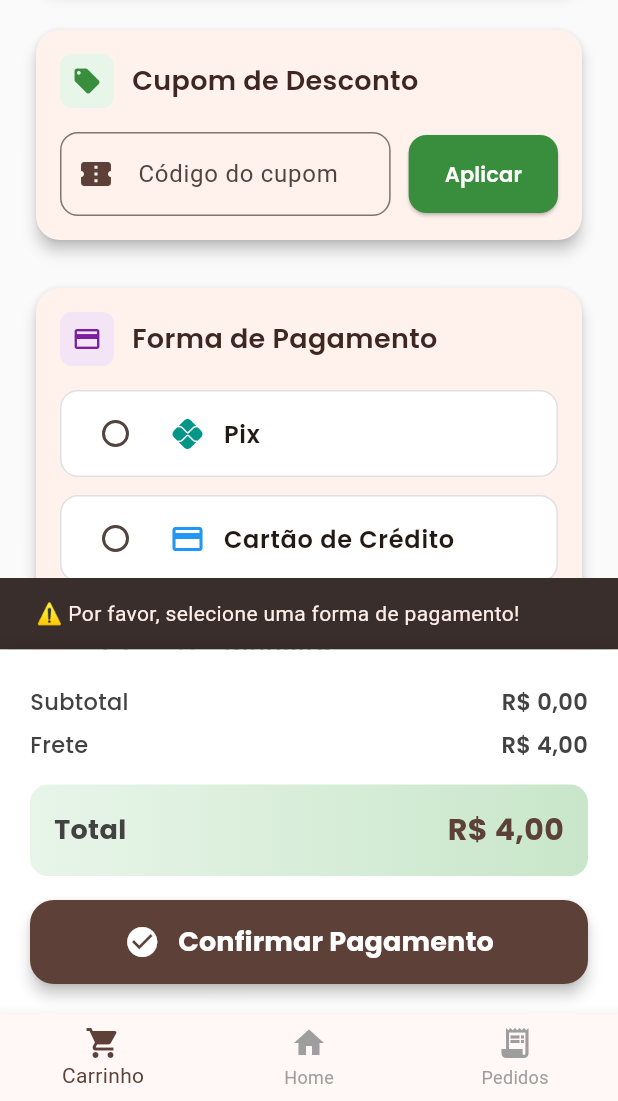
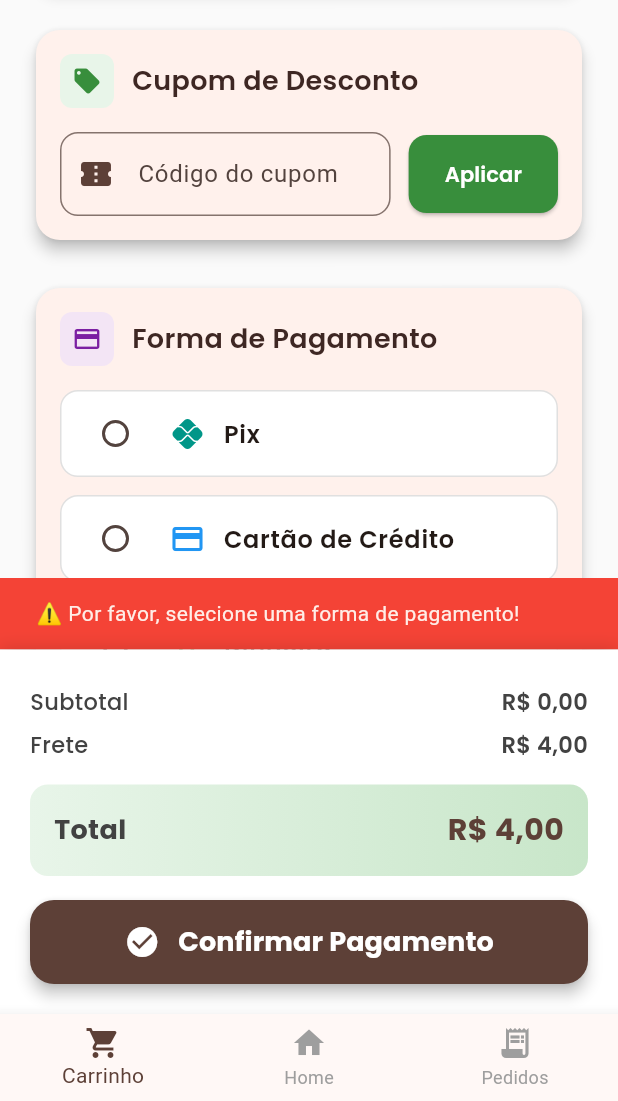
Before and after one commit to Johnny-DF26/Cafeteria, a Flutter app: the PaymentScreen screen opened by its route, scrolled down 576 dp, after a tap on "Confirmar Pagamento", on a phone screen of 412 x 824 dp, the part 135-1236 px from its top. Run offline on Flutter 3.47's test engine with Material 3 defaults, Android fonts, the phone set to English and light mode, and no system bars; our stand-ins replace flutter_masked_text2, google_fonts, mask_text_input_formatter, qr_flutter; network calls fail.

Commit message:
atualização visual

```diff
--- a/cafeteria/lib/screens/payment/payment_screen.dart
+++ b/cafeteria/lib/screens/payment/payment_screen.dart
@@ -355,7 +355,7 @@
         // Condiciona a escolher um pagamento
         if (selectedPayment == null) { // começa nulo
           ScaffoldMessenger.of(context).showSnackBar(
-            const SnackBar(content: Text("⚠️ Por favor, selecione uma forma de pagamento!")),
+            const SnackBar(content: Text("⚠️ Por favor, selecione uma forma de pagamento!"), backgroundColor: Colors.red,),
           );
           return; // impede continuar
         }
@@ -365,7 +365,7 @@
         //=====================================
         if (deliveryOption == null && deliveryOption != 'novo') { // começa nulo
           ScaffoldMessenger.of(context).showSnackBar(
-            const SnackBar(content: Text("⚠️ Por favor, selecione uma opção de entrega!")),
+            const SnackBar(content: Text("⚠️ Por favor, selecione uma opção de entrega!"), backgroundColor: Colors.red,),
           );
           return; // impede continuar
         }
@@ -377,7 +377,7 @@
         else if (deliveryOption == "cadastrado") {
           if (userAddresses.isEmpty) {
             ScaffoldMessenger.of(context).showSnackBar(
-              const SnackBar(content: Text("⚠️ Nenhum endereço cadastrado!")),
+              const SnackBar(content: Text("⚠️ Nenhum endereço cadastrado!"), backgroundColor: Colors.red,),
             );
             return; // Impede continuar
           }
@@ -388,7 +388,7 @@
         else if (deliveryOption == "novo") {
           if (newDeliveryAddressController.text.trim().isEmpty) {
             ScaffoldMessenger.of(context).showSnackBar(
-              const SnackBar(content: Text("Digite um novo endereço de entrega!")),
+              const SnackBar(content: Text("⚠️ Digite um novo endereço de entrega!"), backgroundColor: Colors.red,),
             );
             return;
           }
@@ -425,7 +425,23 @@
       cartItems.clear();
       Navigator.pushNamedAndRemoveUntil(context, Routes.order, (_) => false);
       ScaffoldMessenger.of(context).showSnackBar(
-        const SnackBar(content: Text("Pagamento confirmado e pedido gerado!"), backgroundColor: Colors.green,),
+        SnackBar(
+          content: Center(
+            child: Text(
+              "Pagamento confirmado e pedido gerado!",
+              style: GoogleFonts.poppins(
+                fontWeight: FontWeight.w600,
+                fontSize: 16,
+              ),
+            ),
+          ),
+          backgroundColor: Colors.green,
+          behavior: SnackBarBehavior.floating,
+          margin: const EdgeInsets.symmetric(horizontal: 20, vertical: 20),
+          shape: RoundedRectangleBorder(
+            borderRadius: BorderRadius.circular(12),
+          ),
+        ),
       );
     } else {
       ScaffoldMessenger.of(context).showSnackBar(
--- a/cafeteria/lib/screens/profile/person.dart
+++ b/cafeteria/lib/screens/profile/person.dart
@@ -168,7 +168,7 @@
                 children: [
                   Icon(Icons.check_circle, color: Colors.white),
                   SizedBox(width: 12),
-                  Text('✅ Dados atualizados com sucesso!'),
+                  Text('Dados atualizados com sucesso!'),
                 ],
               ),
               backgroundColor: Colors.green,
```
Also changed, not shown: cafeteria/lib/screens/login/login_screen.dart (+14 -6 lines), cafeteria/lib/screens/profile/adress.dart (+5 -5 lines), cafeteria/lib/services/auth_service.dart (+6 -6 lines), 1 other file.
